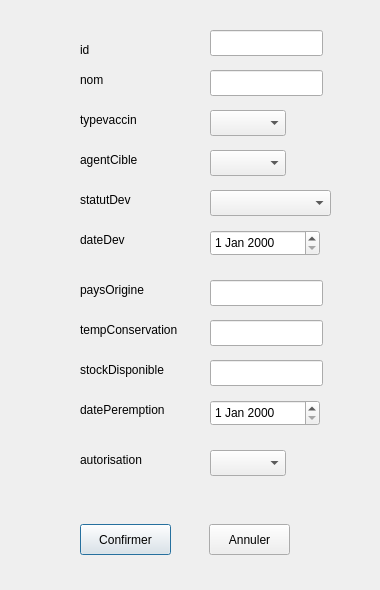
ProjetCPP-S2-2A15/projetcpp2a15-vaccicare, file fichevaccin.ui: the form before one commit.
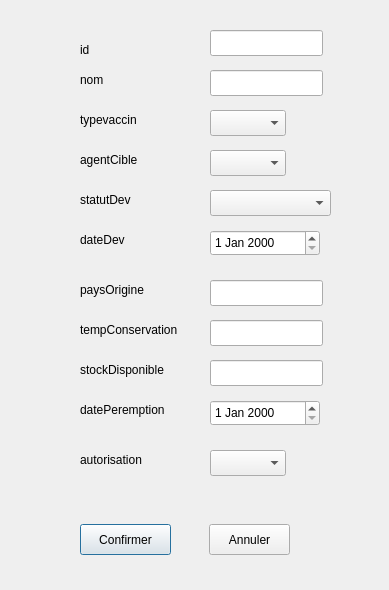
The form after the commit.

Diff of the .ui file:
```diff
--- a/fichevaccin.ui
+++ b/fichevaccin.ui
@@ -6,7 +6,7 @@
    <rect>
     <x>0</x>
     <y>0</y>
-    <width>380</width>
+    <width>389</width>
     <height>590</height>
    </rect>
   </property>
```
